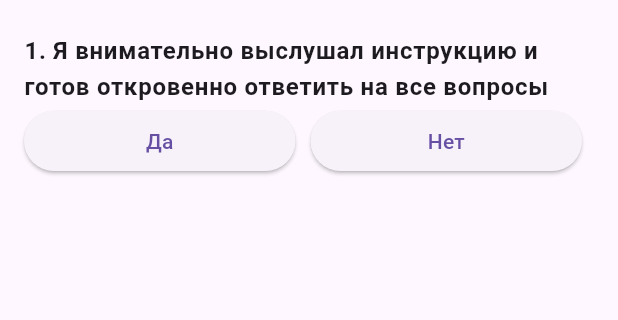
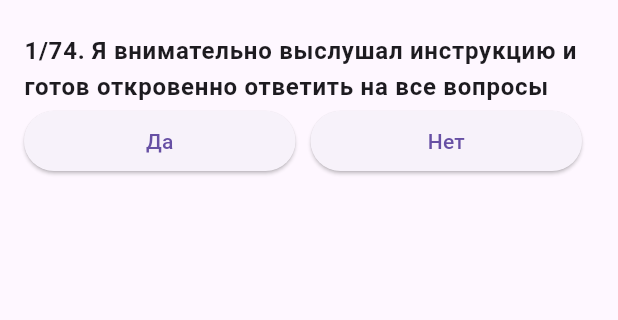
Before and after one commit to nazerkeutetileu/psychologyApp, a Flutter app: the screen it shows after launch, on a phone screen of 412 x 824 dp, the part 63-383 px from its top. Run offline on Flutter 3.47's test engine with Material 3 defaults, Android fonts, the phone set to English and light mode, and no system bars.

Commit message:
can	 pass last question again after finishing the test and numbers modified to show progress

```diff
--- a/lib/main.dart
+++ b/lib/main.dart
@@ -28,97 +28,103 @@ class QuizScreen extends StatefulWidget {
 
 class _QuizScreenState extends State<QuizScreen> {
   final List<Question> _questions = [
-    Question(1,
+    Question('1/74',
         "Я внимательно выслушал инструкцию и готов откровенно ответить на все вопросы"),
-    Question(2,
+    Question('2/74',
         "Я часто легко отвлекаюсь от дела, становлюсь рассеянным и мечтательным"),
-    Question(3, "Я устаю быстрее, чем большинство окружающих меня людей"),
-    Question(4, "Иногда я могу похвастаться"),
-    Question(5, "У меня часто бывает веселое настроение."),
-    Question(6, "Меня часто одолевают грустные мысли"),
-    Question(7, "Я люблю общение с людьми"),
-    Question(8, "Нередко чувствую, что у меня немеют или холодеют руки и ноги"),
-    Question(9, "Я быстро забываю об огорчениях"),
-    Question(10, "Иногда ощущаю стук в висках и пульсацию в области шеи"),
-    Question(11, "Я люблю развлекаться в веселой компании"),
-    Question(12, "В моей семье есть нервные люди"),
-    Question(13,
+    Question('3/74', "Я устаю быстрее, чем большинство окружающих меня людей"),
+    Question('4/74', "Иногда я могу похвастаться"),
+    Question('5/74', "У меня часто бывает веселое настроение."),
+    Question('6/74', "Меня часто одолевают грустные мысли"),
+    Question('7/74', "Я люблю общение с людьми"),
+    Question(
+        '8/74', "Нередко чувствую, что у меня немеют или холодеют руки и ноги"),
+    Question('9/74', "Я быстро забываю об огорчениях"),
+    Question('10/74', "Иногда ощущаю стук в висках и пульсацию в области шеи"),
+    Question('11/74', "Я люблю развлекаться в веселой компании"),
+    Question('12/74', "В моей семье есть нервные люди"),
+    Question('13/74',
         "Бывает что я с уверенностью говорю о вещах, в которых слабо разбираюсь"),
-    Question(14, "Временами чувствую себя беспомощным"),
-    Question(15, "У меня много хороших знакомых"),
-    Question(16, "У меня часто болит голова"),
-    Question(17, "Я почти всегда подвижен и активен"),
-    Question(18,
+    Question('14/74', "Временами чувствую себя беспомощным"),
+    Question('15/74', "У меня много хороших знакомых"),
+    Question('16/74', "У меня часто болит голова"),
+    Question('17/74', "Я почти всегда подвижен и активен"),
+    Question('18/74',
         "Если я сидел, а потом резко встал, то у меня темнеет в глазах и кружиться голова"),
-    Question(19, "Иногда я ссылаюсь на болезнь, чтобы избежать неприятностей"),
-    Question(20, "Бывает, что я проявляю интерес к запретным темам"),
-    Question(21, "У меня часто бывают приступы плохого настроения"),
-    Question(22, "Мои друзья поражаются моей работоспособности и неутомимости"),
-    Question(23, "Я человек чувствительный и возбуждаемый"),
-    Question(24, "Все проблемы в жизни разрешимы"),
-    Question(25, "У меня бывают приступы дрожи"),
-    Question(26, "Я люблю рассказывать анекдоты и веселые истории"),
-    Question(27, "Временами мне хотелось навсегда уйти из дома"),
-    Question(28, "Я часто волнуюсь из-за пустяков"),
-    Question(29, "В свое оправдание я иногда кое-что выдумываю"),
-    Question(30, "Иногда вдруг весь покрываюсь потом"),
-    Question(31, "Бывает, что я не выполняю своих обещаний"),
-    Question(32, "Порой мне кажется, что я не на что не гожусь"),
-    Question(33, "Не все мои знакомые мне нравятся"),
-    Question(34, "Часто у меня нет аппетита"),
-    Question(35, "Легко могу развеселить самую скучную компанию"),
-    Question(36, "Привычки некоторых членов семьи меня раздражают"),
     Question(
-        37, "Я легко нахожу тему для разговора даже с незнакомым человеком"),
-    Question(38,
+        '19/74', "Иногда я ссылаюсь на болезнь, чтобы избежать неприятностей"),
+    Question('20/74', "Бывает, что я проявляю интерес к запретным темам"),
+    Question('21/74', "У меня часто бывают приступы плохого настроения"),
+    Question(
+        '22/74', "Мои друзья поражаются моей работоспособности и неутомимости"),
+    Question('23/74', "Я человек чувствительный и возбуждаемый"),
+    Question('24/74', "Все проблемы в жизни разрешимы"),
+    Question('25/74', "У меня бывают приступы дрожи"),
+    Question('26/74', "Я люблю рассказывать анекдоты и веселые истории"),
+    Question('27/74', "Временами мне хотелось навсегда уйти из дома"),
+    Question('28/74', "Я часто волнуюсь из-за пустяков"),
+    Question('29/74', "В свое оправдание я иногда кое-что выдумываю"),
+    Question('30/74', "Иногда вдруг весь покрываюсь потом"),
+    Question('31/74', "Бывает, что я не выполняю своих обещаний"),
+    Question('32/74', "Порой мне кажется, что я не на что не гожусь"),
+    Question('33/74', "Не все мои знакомые мне нравятся"),
+    Question('34/74', "Часто у меня нет аппетита"),
+    Question('35/74', "Легко могу развеселить самую скучную компанию"),
+    Question('36/74', "Привычки некоторых членов семьи меня раздражают"),
+    Question('37/74',
+        "Я легко нахожу тему для разговора даже с незнакомым человеком"),
+    Question('38/74',
         "Мне кажется, что я постоянно нахожусь в каком-то напряжении и мне трудно расслабиться"),
-    Question(39, "Часто мне хочется умереть"),
-    Question(40, "Меня считают человеком веселым и общительным"),
-    Question(41, "Я все принимаю близко к сердцу"),
-    Question(42,
+    Question('39/74', "Часто мне хочется умереть"),
+    Question('40/74', "Меня считают человеком веселым и общительным"),
+    Question('41/74', "Я все принимаю близко к сердцу"),
+    Question('42/74',
         "У меня часто возникают боли «под ложечкой» и различные неприятные ощущения в животе"),
-    Question(43, "Я всегда готов поговорить и со знакомыми и с незнакомыми"),
-    Question(44,
+    Question(
+        '43/74', "Я всегда готов поговорить и со знакомыми и с незнакомыми"),
+    Question('44/74',
         "Если я чем-то сильно взволнован или раздражен, то чувствую это как бы всем телом"),
-    Question(45, "Я много мечтаю, но никому об этом не говорю"),
-    Question(46,
+    Question('45/74', "Я много мечтаю, но никому об этом не говорю"),
+    Question('46/74',
         "Иногда я полон энергии так, что все горит в моих руках, а иногда - совсем вялый"),
-    Question(47, "Я не всегда говорю правду"),
-    Question(48, "На спор я могу сделать все, что угодно"),
-    Question(49,
+    Question('47/74', "Я не всегда говорю правду"),
+    Question('48/74', "На спор я могу сделать все, что угодно"),
+    Question('49/74',
         "Я так остро переживаю неприятности, что долго не могу выкинуть из головы мысли об этом"),
-    Question(50, "Я часто чувствую себя вялым и усталым"),
-    Question(51, "Я люблю подшучивать над другими"),
-    Question(52, "Критика и замечания всегда очень задевают меня"),
-    Question(53, "Мне часто снятся кошмары"),
-    Question(54, "Я способен дать волю чувствам и повеселиться в компании"),
+    Question('50/74', "Я часто чувствую себя вялым и усталым"),
+    Question('51/74', "Я люблю подшучивать над другими"),
+    Question('52/74', "Критика и замечания всегда очень задевают меня"),
+    Question('53/74', "Мне часто снятся кошмары"),
     Question(
-        55, "Иногда без видимой причины чувствую себя вялым и подавленным"),
-    Question(56, "У меня часто бывает бессонница"),
-    Question(57, "Иногда я передаю слухи и сплетни"),
-    Question(58, "Я ко всему отношусь достаточно легко"),
-    Question(59,
+        '54/74', "Я способен дать волю чувствам и повеселиться в компании"),
+    Question('55/74',
+        "Иногда без видимой причины чувствую себя вялым и подавленным"),
+    Question('56/74', "У меня часто бывает бессонница"),
+    Question('57/74', "Иногда я передаю слухи и сплетни"),
+    Question('58/74', "Я ко всему отношусь достаточно легко"),
+    Question('59/74',
         "Почти ежедневно думаю о том, насколько бы я лучше жил, если бы меня преследовали неудачи"),
-    Question(60, "Я — уверенный в себе человек"),
-    Question(61, "Меня часто беспокоит чувство вины"),
-    Question(62, "Я хожу быстро"),
+    Question('60/74', "Я — уверенный в себе человек"),
+    Question('61/74', "Меня часто беспокоит чувство вины"),
+    Question('62/74', "Я хожу быстро"),
+    Question('63/74',
+        "Нередко бывают ситуации, когда легко потерять надежду на успех"),
+    Question('64/74',
+        "Часто мне не спиться из-за того, что в голову лезут разные мысли"),
+    Question('65/74', "Мне кажется, что другие часто смеются надо мной"),
+    Question('66/74', "Я — человек беспечный"),
     Question(
-        63, "Нередко бывают ситуации, когда легко потерять надежду на успех"),
-    Question(
-        64, "Часто мне не спиться из-за того, что в голову лезут разные мысли"),
-    Question(65, "Мне кажется, что другие часто смеются надо мной"),
-    Question(66, "Я — человек беспечный"),
-    Question(67, "Иногда у меня бывают такие мысли, которых нужно стыдиться"),
-    Question(68, "У меня часто бывают сильные сердцебиения"),
-    Question(69, "Даже среди людей я чувствую себя одиноким"),
-    Question(70, "Иногда я много говорю и мне трудно остановиться"),
-    Question(71,
+        '67/74', "Иногда у меня бывают такие мысли, которых нужно стыдиться"),
+    Question('68/74', "У меня часто бывают сильные сердцебиения"),
+    Question('69/74', "Даже среди людей я чувствую себя одиноким"),
+    Question('70/74', "Иногда я много говорю и мне трудно остановиться"),
+    Question('71/74',
         "Я постоянно нуждаюсь в друзьях, которые меня понимают, могут ободрить, утешить"),
-    Question(72,
+    Question('72/74',
         "Иногда я отказываюсь от начатого дела, так как не верю в свои силы"),
-    Question(73,
+    Question('73/74',
         "У меня бывают периоды, когда меня сильно раздражают яркий свет, яркие краски, сильный шум, хотя на других людей это так не действует"),
-    Question(74, "У меня есть плохие привычки"),
+    Question('74/74', "У меня есть плохие привычки"),
   ];
 
   int counter1 = 0;
@@ -127,7 +133,10 @@ class _QuizScreenState extends State<QuizScreen> {
   int counter4 = 0;
   final Map<int, String> _selectedAnswers = {};
   int currentIndex = 0;
+  bool testSubmitted = false;
+
   void _answerQuestion(String? value) {
+    if (!testSubmitted) {
       setState(() {
         _selectedAnswers[currentIndex] = value!;
         if (currentIndex == 3 ||
@@ -219,6 +228,7 @@ class _QuizScreenState extends State<QuizScreen> {
         _nextQuestion();
       });
     }
+  }
 
   void _nextQuestion() {
     if (currentIndex < _questions.length - 1) {
@@ -231,6 +241,10 @@ class _QuizScreenState extends State<QuizScreen> {
   }
 
   void _submitTest() {
+    setState(() {
+      testSubmitted = true;
+    });
+
     showDialog(
       context: context,
       builder: (context) {
@@ -289,7 +303,9 @@ class _QuizScreenState extends State<QuizScreen> {
                       children: [
                         Expanded(
                           child: ElevatedButton(
-                            onPressed: () {
+                            onPressed: testSubmitted
+                                ? null
+                                : () {
                                     _answerQuestion('Yes');
                                   },
                             child: const Text('Да'),
@@ -298,7 +314,9 @@ class _QuizScreenState extends State<QuizScreen> {
                         const SizedBox(width: 10),
                         Expanded(
                           child: ElevatedButton(
-                            onPressed: () {
+                            onPressed: testSubmitted
+                                ? null
+                                : () {
                                     _answerQuestion('No');
                                   },
                             child: const Text('Нет'),
@@ -318,7 +336,7 @@ class _QuizScreenState extends State<QuizScreen> {
 }
 
 class Question {
-  final int number;
+  final String number;
   final String questionText;
 
   Question(this.number, this.questionText);
```
Lines whose indentation alone changed are shown as unchanged.
